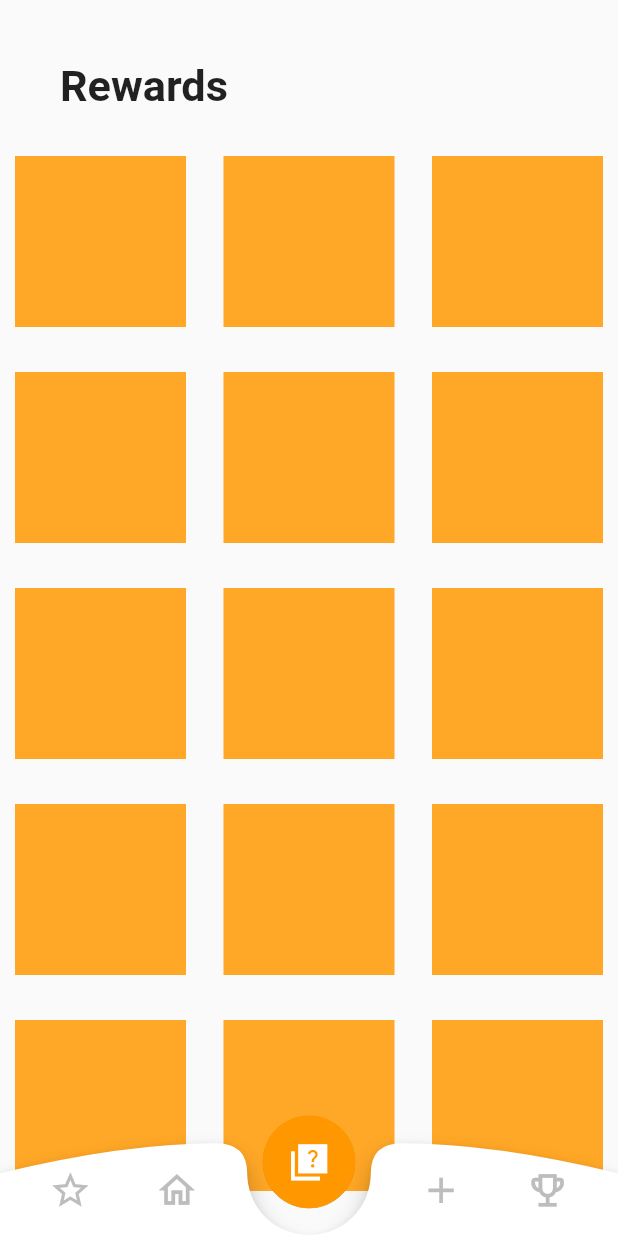
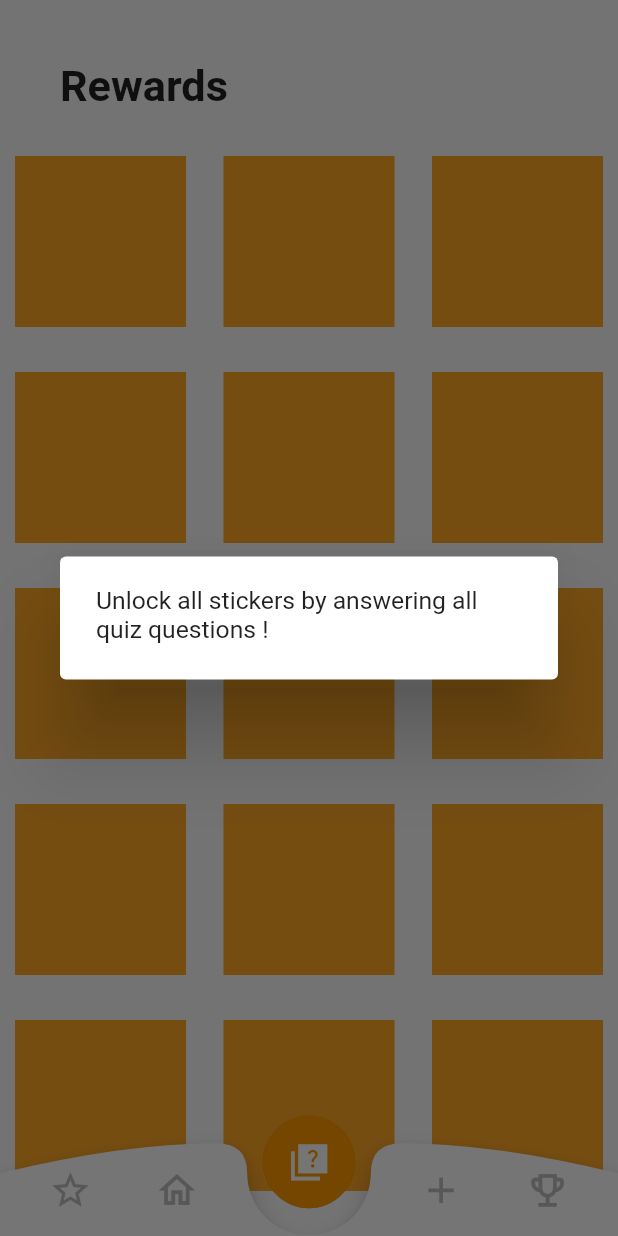
Before and after one commit to sanjuhs/fruitEncyclopedia, a Flutter app: the screen it shows after launch, scrolled down 576 dp, after a tap on the "emoji events" icon, after a tap on the "add" icon, on a phone screen of 412 x 824 dp. Run offline on Flutter 3.47's test engine with Material 2 defaults, Android fonts, the phone set to English and light mode, and no system bars; our stand-ins replace google_fonts, shared_preferences; missing offline and left inert: flutter_whatsapp_stickers.

```diff
--- a/lib/screens/lv2_stickers.dart
+++ b/lib/screens/lv2_stickers.dart
@@ -73,9 +73,6 @@ class _Lv2StickersScreenState extends State<Lv2StickersScreen> {
         builder: (BuildContext context) {
           return AlertDialog(
             content: Container(
-              // transform: Matrix4.translationValues(0.0, 20.0, 0.0),
-              // padding: EdgeInsets.all(20),
-              // margin: EdgeInsets.all(10),
               decoration: BoxDecoration(
                 image: DecorationImage(
                   image: AssetImage('assets/images/' + imgPath),
@@ -83,12 +80,6 @@ class _Lv2StickersScreenState extends State<Lv2StickersScreen> {
                 ),
               ),
             ),
-            // actions: [
-            //   TextButton(
-            //     child: Text('Add to WhatsApp'),
-            //     onPressed: () {},
-            //   )
-            // ],
           );
         });
   }
@@ -179,22 +170,31 @@ class _Lv2StickersScreenState extends State<Lv2StickersScreen> {
                 // padding: const EdgeInsets.all(0),
               ),
               SizedBox(
-                height: 0.1*size.width,
+                height: 0.1 * size.width,
               ),
               Center(
                   child: ElevatedButton(
-
-                child: Text("Add to WhatsApp", style: TextStyle(fontSize: 0.05*size.width),),
+                child: Text(
+                  "Add to WhatsApp",
+                  style: TextStyle(fontSize: 0.05 * size.width),
+                ),
                 onPressed: () async {
                   if (qStatusList != null) {
                     int i = 0;
                     for (i = 0; i < qStatusList.length; i++) {
+                      print(qStatusList[i]);
                       //if at least one of the entries is 'y', that means all stickers aren't unlocked
                       if (qStatusList[i] == 'y') {
+                        return showDialog(
+                            context: context,
+                            builder: (BuildContext context) {
                               return AlertDialog(
                                 content: Text(
-                              'Unlock All stickers by answering all quiz questions !'),
+                                  'Unlock all stickers by answering all quiz questions !',
+                                  style: TextStyle(fontSize: 0.04 * size.width),
+                                ),
                               );
+                            });
                       }
                     }
                   }
@@ -315,10 +315,17 @@ class _Lv2StickersScreenState extends State<Lv2StickersScreen> {
                                 for (i = 0; i < qStatusList.length; i++) {
                                   //if at least one of the entries is 'y', that means all stickers aren't unlocked
                                   if (qStatusList[i] == 'y') {
+                                    return showDialog(
+                                        context: context,
+                                        builder: (BuildContext context) {
                                           return AlertDialog(
                                             content: Text(
-                                          'Unlock All stickers by answering all quiz questions !'),
+                                              'Unlock all stickers by answering all quiz questions !',
+                                              style: TextStyle(
+                                                  fontSize: 0.04 * size.width),
+                                            ),
                                           );
+                                        });
                                   }
                                 }
                               }
```
Also changed, not shown: 1 other file. Lines whose indentation alone changed are shown as unchanged.
